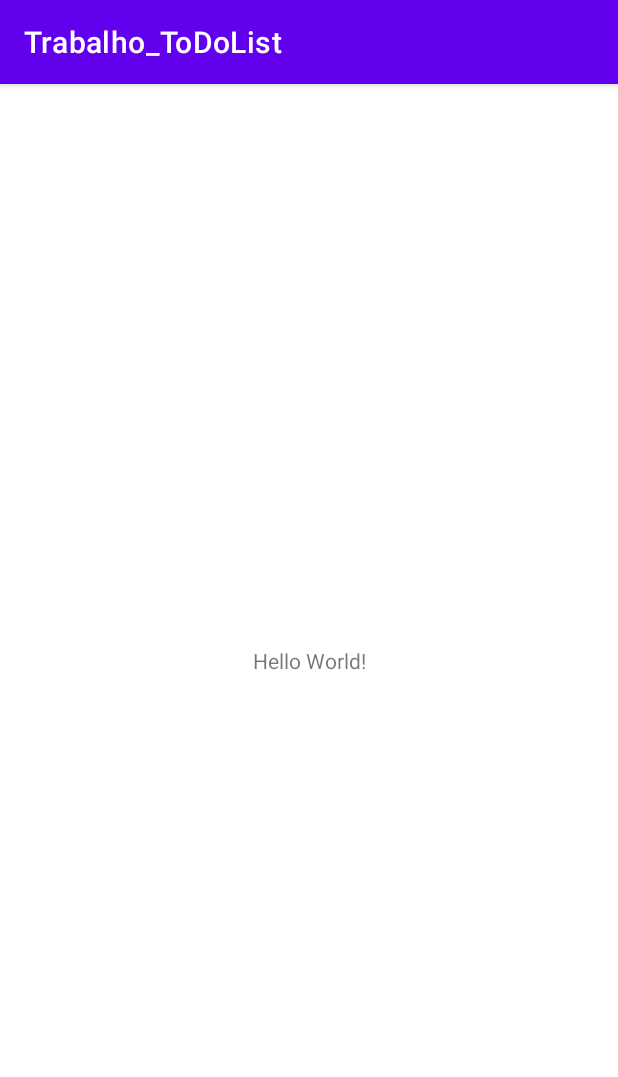
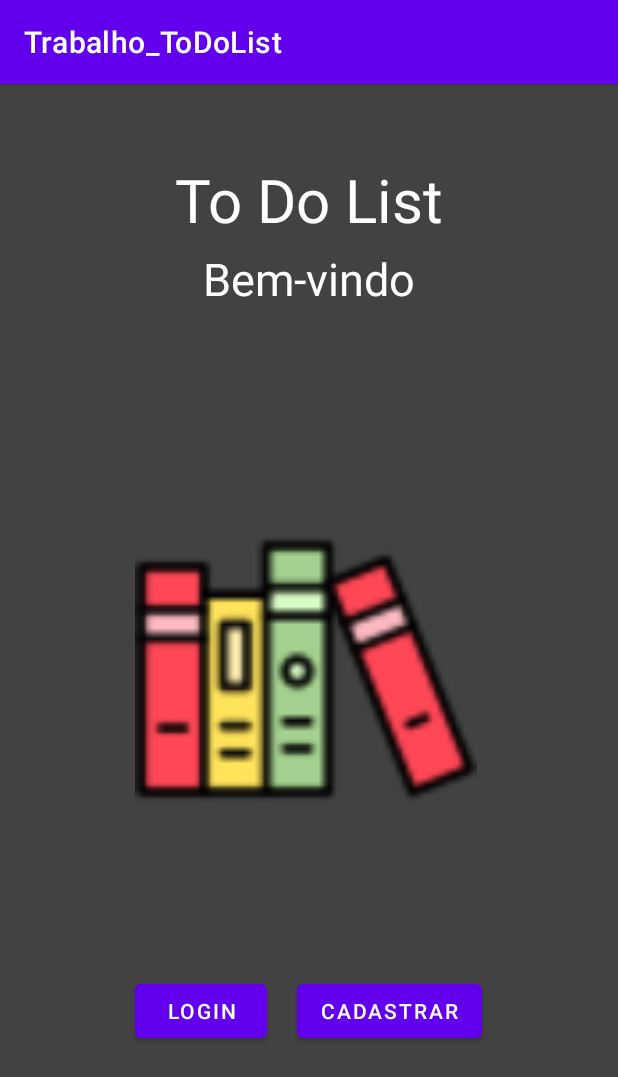
Before and after one commit to PedroVasconcelos18/TrabalhoAmbienteMoveis_ToDoList, an Android app: the screen it shows after launch (MainActivity), on a phone screen of 412 x 824 dp. Shown: the top 1077 px of the screen. Run offline under Robolectric (Android 15) with nearby library versions, the phone set to English and light mode, and no system bars.

Commit message:
Ajuste das pastas do projeto, Feito a navegação para a tela de cadastro e implementado função de cadastrar novo usuário com sucesso

```diff
--- a/Trabalho_ToDoList/app/src/main/AndroidManifest.xml
+++ b/Trabalho_ToDoList/app/src/main/AndroidManifest.xml
@@ -11,7 +11,10 @@
         android:supportsRtl="true"
         android:theme="@style/Theme.Trabalho_ToDoList">
         <activity
-            android:name=".ui.adapters.MainActivity"
+            android:name=".ui.activities.CadastrarActivity"
+            android:exported="true" />
+        <activity
+            android:name=".ui.activities.MainActivity"
             android:exported="true">
             <intent-filter>
                 <action android:name="android.intent.action.MAIN" />
--- /dev/null
+++ b/Trabalho_ToDoList/app/src/main/java/br/com/cotemig/trabalho/todolist/ui/activities/MainActivity.kt
@@ -0,0 +1,25 @@
+package br.com.cotemig.trabalho.todolist.ui.activities
+
+import android.content.Intent
+import androidx.appcompat.app.AppCompatActivity
+import android.os.Bundle
+import android.widget.Button
+import br.com.cotemig.trabalho.todolist.R
+
+class MainActivity : AppCompatActivity() {
+    override fun onCreate(savedInstanceState: Bundle?) {
+        super.onCreate(savedInstanceState)
+        setContentView(R.layout.activity_main)
+
+        var cadastrarButton = findViewById<Button>(R.id.CadastrarButton);
+        cadastrarButton.setOnClickListener {
+            onClickCadastrar();
+        }
+
+    }
+
+    fun onClickCadastrar() {
+        var intent = Intent(this, CadastrarActivity::class.java)
+        startActivity(intent)
+    }
+}
--- /dev/null
+++ b/Trabalho_ToDoList/app/src/main/java/br/com/cotemig/trabalho/todolist/ui/activities/SignInActivity.kt
@@ -0,0 +1,5 @@
+package br.com.cotemig.trabalho.todolist.ui.activities
+
+class SignInActivity {
+
+}
--- a/Trabalho_ToDoList/app/src/main/res/layout/activity_main.xml
+++ b/Trabalho_ToDoList/app/src/main/res/layout/activity_main.xml
@@ -1,18 +1,66 @@
 <?xml version="1.0" encoding="utf-8"?>
-<androidx.constraintlayout.widget.ConstraintLayout xmlns:android="http://schemas.android.com/apk/res/android"
+<RelativeLayout
+    xmlns:android="http://schemas.android.com/apk/res/android"
     xmlns:app="http://schemas.android.com/apk/res-auto"
     xmlns:tools="http://schemas.android.com/tools"
     android:layout_width="match_parent"
     android:layout_height="match_parent"
-    tools:context=".ui.adapters.MainActivity">
+    android:background="@color/cardview_dark_background"
+    tools:context=".ui.activities.MainActivity">
 
     <TextView
-        android:layout_width="wrap_content"
+        android:id="@+id/titulo"
+        android:layout_width="match_parent"
         android:layout_height="wrap_content"
-        android:text="Hello World!"
-        app:layout_constraintBottom_toBottomOf="parent"
-        app:layout_constraintLeft_toLeftOf="parent"
-        app:layout_constraintRight_toRightOf="parent"
-        app:layout_constraintTop_toTopOf="parent" />
+        android:layout_marginTop="50dp"
+        android:gravity="center"
+        android:textColor="@color/white"
+        android:text="@string/to_do_list_title"
+        android:textSize="40dp" />
 
-</androidx.constraintlayout.widget.ConstraintLayout>
+    <TextView
+        android:id="@+id/subTitulo"
+        android:layout_width="match_parent"
+        android:layout_height="wrap_content"
+        android:layout_below="@id/titulo"
+        android:layout_marginTop="5dp"
+        android:textColor="@color/white"
+        android:gravity="center"
+        android:text="@string/bem_vindo_text"
+        android:textSize="30dp" />
+
+    <RelativeLayout
+        android:id="@+id/buttons"
+        android:layout_below="@id/subTitulo"
+        android:layout_width="match_parent"
+        android:layout_height="match_parent"
+        android:gravity="center">
+
+        <ImageView
+            android:id="@+id/imageMenu"
+            android:layout_width="228dp"
+            android:layout_height="228dp"
+            android:layout_marginBottom="90dp"
+            android:src="@drawable/books" />
+
+        <Button
+            android:layout_below="@id/imageMenu"
+            android:id="@+id/loginButton"
+            android:layout_width="wrap_content"
+            android:layout_height="wrap_content"
+            android:text="Login"
+        />
+
+        <Button
+            android:id="@+id/CadastrarButton"
+            android:layout_marginLeft="20dp"
+            android:layout_below="@id/imageMenu"
+            android:layout_toRightOf="@id/loginButton"
+            android:layout_width="wrap_content"
+            android:layout_height="wrap_content"
+            android:text="Cadastrar"
+        />
+
+    </RelativeLayout>
+
+</RelativeLayout>
--- a/Trabalho_ToDoList/app/src/main/res/values-night/themes.xml
+++ /dev/null
@@ -1,16 +0,0 @@
-<resources xmlns:tools="http://schemas.android.com/tools">
-    <!-- Base application theme. -->
-    <style name="Theme.Trabalho_ToDoList" parent="Theme.MaterialComponents.DayNight.DarkActionBar">
-        <!-- Primary brand color. -->
-        <item name="colorPrimary">@color/purple_200</item>
-        <item name="colorPrimaryVariant">@color/purple_700</item>
-        <item name="colorOnPrimary">@color/black</item>
-        <!-- Secondary brand color. -->
-        <item name="colorSecondary">@color/teal_200</item>
-        <item name="colorSecondaryVariant">@color/teal_200</item>
-        <item name="colorOnSecondary">@color/black</item>
-        <!-- Status bar color. -->
-        <item name="android:statusBarColor" tools:targetApi="l">?attr/colorPrimaryVariant</item>
-        <!-- Customize your theme here. -->
-    </style>
-</resources>
--- a/Trabalho_ToDoList/app/src/main/res/values/strings.xml
+++ b/Trabalho_ToDoList/app/src/main/res/values/strings.xml
@@ -1,3 +1,9 @@
 <resources>
     <string name="app_name">Trabalho_ToDoList</string>
+    <string name="bem_vindo_text">Bem-vindo</string>
+    <string name="to_do_list_title">To Do List</string>
+    <string name="sign_up_title">Cadastre-se</string>
+    <string name="sign_up_name">Nome</string>
+    <string name="sign_up_email">Email</string>
+    <string name="sign_up_pass">Senha</string>
 </resources>
--- a/Trabalho_ToDoList/build.gradle
+++ b/Trabalho_ToDoList/build.gradle
@@ -5,7 +5,7 @@ buildscript {
         mavenCentral()
     }
     dependencies {
-        classpath "com.android.tools.build:gradle:7.0.1"
+        classpath 'com.android.tools.build:gradle:7.0.3'
         classpath "org.jetbrains.kotlin:kotlin-gradle-plugin:1.5.31"
 
         // NOTE: Do not place your application dependencies here; they belong
```
Also changed, not shown: Trabalho_ToDoList/app/src/main/java/br/com/cotemig/trabalho/todolist/models/Usuario.kt (added, +9 -0 lines), Trabalho_ToDoList/app/src/main/java/br/com/cotemig/trabalho/todolist/services/RetrofitInitializer.kt (added, +20 -0 lines), Trabalho_ToDoList/app/src/main/java/br/com/cotemig/trabalho/todolist/services/ServiceUsuario.kt (added, +16 -0 lines), Trabalho_ToDoList/app/src/main/java/br/com/cotemig/trabalho/todolist/ui/activities/CadastrarActivity.kt (added, +54 -0 lines), Trabalho_ToDoList/app/src/main/java/br/com/cotemig/trabalho/todolist/ui/adapters/MainActivity.kt (deleted, +0 -12 lines), Trabalho_ToDoList/app/src/main/res/layout/activity_sign_up.xml (added, +116 -0 lines), Trabalho_ToDoList/app/src/main/res/drawable/books.png (added), 469 other files.
